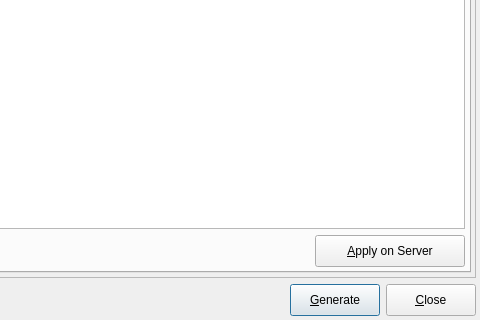
Qt form libpgmodeler_ui/ui/modeldatabasediffform.ui (pgmodeler/pgmodeler) before a commit; both pictures show x 188 to 668 and y 160 to 480 of the 668 by 480 pixel window.
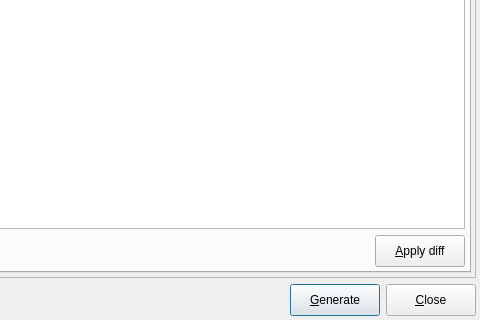
The same form after that commit. The open tabs and pages were chosen to show the change. Icons and pictures are not drawn.

```diff
--- a/libpgmodeler_ui/ui/modeldatabasediffform.ui
+++ b/libpgmodeler_ui/ui/modeldatabasediffform.ui
@@ -1700,12 +1700,12 @@
             </property>
             <property name="maximumSize">
              <size>
-              <width>150</width>
+              <width>16777215</width>
               <height>16777215</height>
              </size>
             </property>
             <property name="text">
-             <string>&amp;Apply on Server</string>
+             <string>&amp;Apply diff</string>
             </property>
             <property name="icon">
              <iconset resource="../res/resources.qrc">
@@ -1743,6 +1743,19 @@
             </property>
            </widget>
           </item>
+          <item row="1" column="0">
+           <spacer name="horizontalSpacer_7">
+            <property name="orientation">
+             <enum>Qt::Horizontal</enum>
+            </property>
+            <property name="sizeHint" stdset="0">
+             <size>
+              <width>40</width>
+              <height>20</height>
+             </size>
+            </property>
+           </spacer>
+          </item>
          </layout>
         </widget>
        </widget>
```
